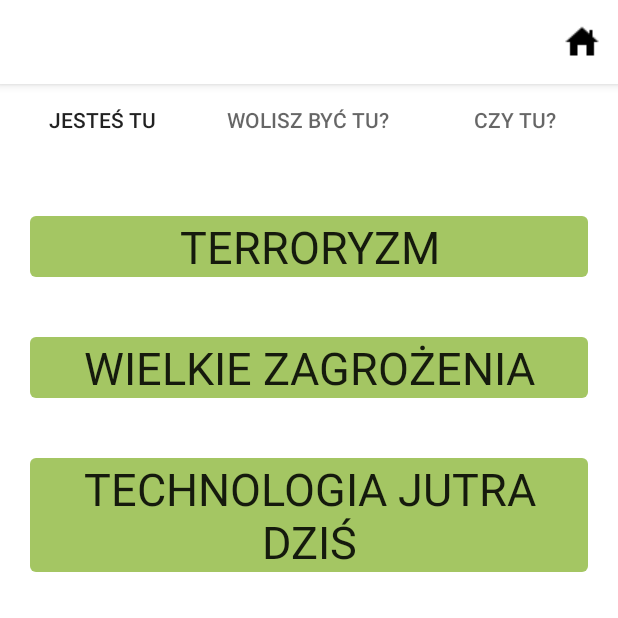
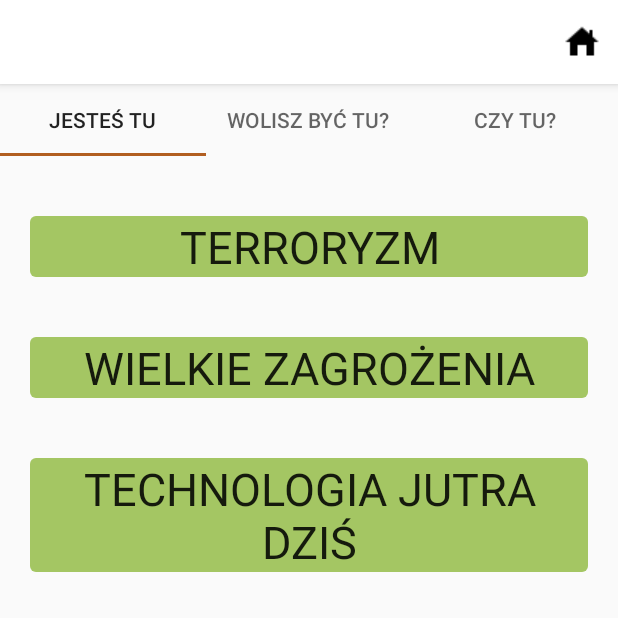
Before and after one commit to ZbigniewTomanek/awareWolf, an Android app: the TabBarActivity screen opened directly, with no data from a screen before it, on a phone screen of 412 x 824 dp, the top half of it. Run offline under Robolectric (Android 15) with nearby library versions, the phone set to English and light mode, and no system bars.

Commit message:
Minor bugs fixed

```diff
--- a/app/src/main/java/com/meetapp/ecoapp/dagger/WikiModule.kt
+++ b/app/src/main/java/com/meetapp/ecoapp/dagger/WikiModule.kt
@@ -38,7 +38,7 @@ object WikiModule {
             .addCallAdapterFactory(RxJava2CallAdapterFactory.create())
             .client(okHttpClient)
             .addConverterFactory(GsonConverterFactory.create())
-            .baseUrl("https://pl.wikipedia.org/w/")
+            .baseUrl(BASE_URL)
             .build()
     }
 }
--- a/app/src/main/java/com/meetapp/ecoapp/ui/createRoutine/CreateRoutineActivity.kt
+++ b/app/src/main/java/com/meetapp/ecoapp/ui/createRoutine/CreateRoutineActivity.kt
@@ -107,12 +107,12 @@ class CreateRoutineActivity : AppCompatActivity() {
             return false
         }
 
-        if (!sp_resources.isSelected && !edit) {
+        if (sp_resources.selectedItem == null && !edit) {
             makeToast(getString(R.string.please_select_category), this)
             return false
         }
 
-        if (!sp_frequency.isSelected && !edit) {
+        if (sp_resources.selectedItem == null && !edit) {
             makeToast(getString(R.string.please_select_frequency), this)
             return false
         }
--- a/app/src/main/java/com/meetapp/ecoapp/ui/routines/RoutineListAdapter.kt
+++ b/app/src/main/java/com/meetapp/ecoapp/ui/routines/RoutineListAdapter.kt
@@ -14,7 +14,7 @@ import kotlinx.android.synthetic.main.routine_item.view.*
 class RoutineListAdapter(routineEvents: RoutineEvents)
     : RecyclerView.Adapter<RoutineListAdapter.ViewHolder>(), Filterable {
 
-    private var filteredRoutineList: List<Routine> = arrayListOf()
+    private var filteredRoutineList: List<Routine> = listOf()
     private val listener: RoutineEvents = routineEvents
     private val repository = RoutineRepository.instance()
     private var routinesList = repository.getAllRoutinesAsList()
--- a/app/src/main/java/com/meetapp/ecoapp/ui/routines/RoutinesListActivity.kt
+++ b/app/src/main/java/com/meetapp/ecoapp/ui/routines/RoutinesListActivity.kt
@@ -70,7 +70,6 @@ class RoutinesListActivity : AppCompatActivity(), RoutineListAdapter.RoutineEven
         routineViewModel.deleteRoutine(routine)
     }
 
-    //Callback when user clicks on view note
     override fun onViewClicked(routine: Routine) {
         resetSearchView()
         val intent = Intent(this@RoutinesListActivity, CreateRoutineActivity::class.java)
--- a/app/src/main/res/values/colors.xml
+++ b/app/src/main/res/values/colors.xml
@@ -1,6 +1,6 @@
 <?xml version="1.0" encoding="utf-8"?>
 <resources>
-    <color name="primary">#689F38</color>
+    <color name="primary">#FFFFFF</color>
     <color name="primaryDark">#387002</color>
     <color name="accent">#B15E20</color>
     <color name="accentDark">#904209</color>
--- a/app/src/main/res/values/styles.xml
+++ b/app/src/main/res/values/styles.xml
@@ -1,10 +1,12 @@
 <resources>
 
     <style name="AppTheme" parent="Theme.AppCompat.Light">
-        <item name="android:background">@android:color/white</item>
+        <item name="android:background">@android:color/transparent</item>
         <item name="colorPrimary">@color/primary</item>
         <item name="colorPrimaryDark">@color/primaryDark</item>
         <item name="colorAccent">@color/accent</item>
+        <item name="android:popupBackground">@android:color/transparent</item>
+        <item name="android:actionBarStyle">@android:color/transparent</item>
     </style>
 
 
```
Also changed, not shown: app/src/main/java/com/meetapp/ecoapp/database/RoutineRepository.kt (+5 -4 lines), app/src/main/res/layout/activity_create_routine.xml (+5 -3 lines).
